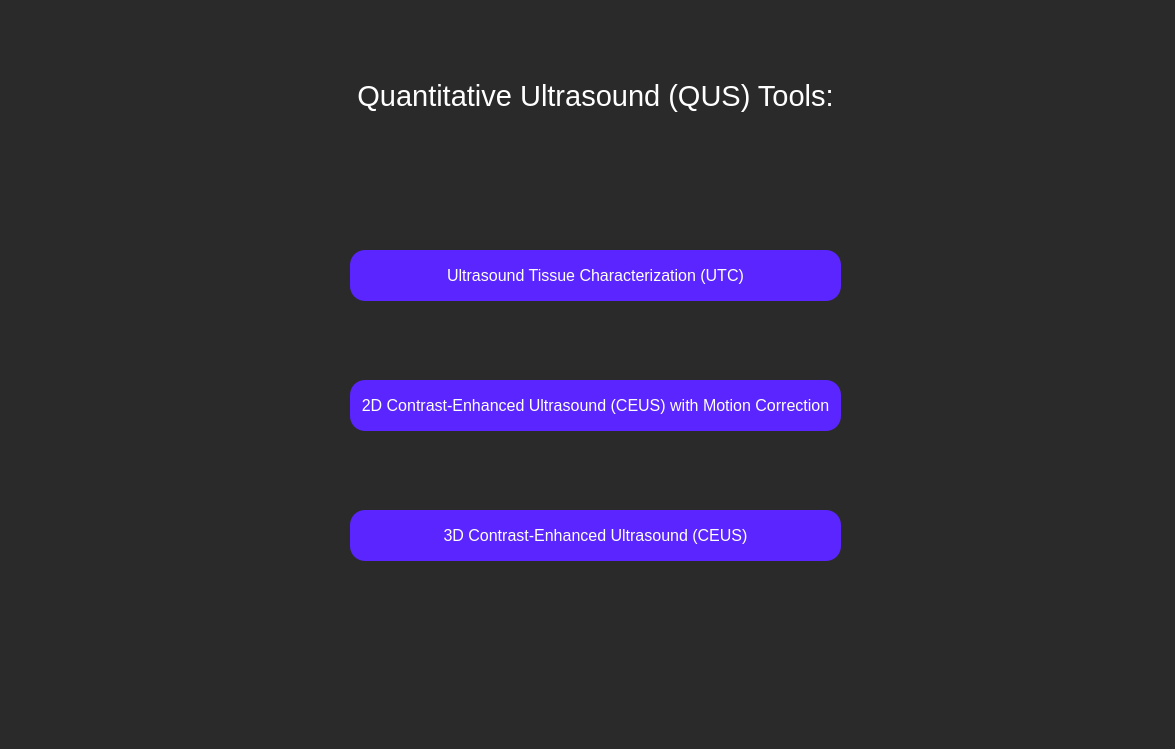
The window that welcome.ui (azifan/Qultra) describes before a commit, drawn with Qt 5.
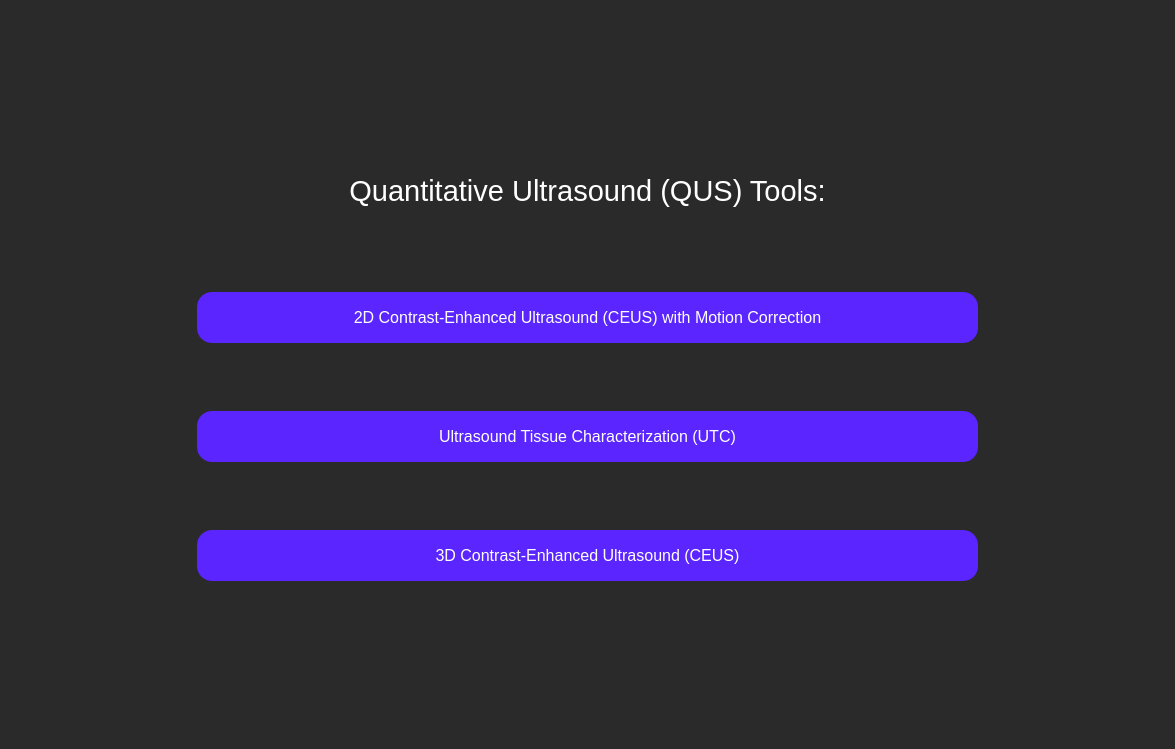
The same window after the commit.

```diff
--- a/welcome.ui
+++ b/welcome.ui
@@ -10,6 +10,12 @@
     <height>749</height>
    </rect>
   </property>
+  <property name="sizePolicy">
+   <sizepolicy hsizetype="Expanding" vsizetype="Expanding">
+    <horstretch>0</horstretch>
+    <verstretch>0</verstretch>
+   </sizepolicy>
+  </property>
   <property name="windowTitle">
    <string>QUS Tools</string>
   </property>
@@ -18,14 +24,41 @@
 	background: rgb(42, 42, 42);
 }</string>
   </property>
+  <widget class="QWidget" name="verticalLayoutWidget">
+   <property name="geometry">
+    <rect>
+     <x>-3</x>
+     <y>-5</y>
+     <width>1181</width>
+     <height>751</height>
+    </rect>
+   </property>
+   <layout class="QVBoxLayout" name="verticalLayout">
+    <property name="leftMargin">
+     <number>200</number>
+    </property>
+    <property name="topMargin">
+     <number>100</number>
+    </property>
+    <property name="rightMargin">
+     <number>200</number>
+    </property>
+    <property name="bottomMargin">
+     <number>100</number>
+    </property>
+    <item>
   <widget class="QLabel" name="qusLabel">
-   <property name="geometry">
-    <rect>
-     <x>350</x>
-     <y>30</y>
-     <width>491</width>
-     <height>131</height>
-    </rect>
+      <property name="sizePolicy">
+       <sizepolicy hsizetype="Preferred" vsizetype="Fixed">
+        <horstretch>0</horstretch>
+        <verstretch>0</verstretch>
+       </sizepolicy>
+      </property>
+      <property name="minimumSize">
+       <size>
+        <width>0</width>
+        <height>51</height>
+       </size>
    </property>
    <property name="styleSheet">
     <string notr="true">QLabel {
@@ -50,38 +83,14 @@
     <bool>true</bool>
    </property>
   </widget>
-  <widget class="QPushButton" name="utc2dButton">
-   <property name="geometry">
-    <rect>
-     <x>350</x>
-     <y>250</y>
-     <width>491</width>
-     <height>51</height>
-    </rect>
-   </property>
-   <property name="toolTip">
-    <string>&lt;html&gt;&lt;head/&gt;&lt;body&gt;&lt;p&gt;&lt;br/&gt;&lt;/p&gt;&lt;/body&gt;&lt;/html&gt;</string>
-   </property>
-   <property name="styleSheet">
-    <string notr="true">QPushButton {
-	color: white;
-	font-size: 16px;
-	background: rgb(90, 37, 255);
-	border-radius: 15px;
-}</string>
-   </property>
-   <property name="text">
-    <string>Ultrasound Tissue Characterization (UTC)</string>
-   </property>
-  </widget>
+    </item>
+    <item>
   <widget class="QPushButton" name="ceus2dButton">
-   <property name="geometry">
-    <rect>
-     <x>350</x>
-     <y>380</y>
-     <width>491</width>
+      <property name="minimumSize">
+       <size>
+        <width>0</width>
      <height>51</height>
-    </rect>
+       </size>
    </property>
    <property name="toolTip">
     <string>&lt;html&gt;&lt;head/&gt;&lt;body&gt;&lt;p&gt;&lt;br/&gt;&lt;/p&gt;&lt;/body&gt;&lt;/html&gt;</string>
@@ -98,14 +107,38 @@
     <string>2D Contrast-Enhanced Ultrasound (CEUS) with Motion Correction</string>
    </property>
   </widget>
+    </item>
+    <item>
+     <widget class="QPushButton" name="utc2dButton">
+      <property name="minimumSize">
+       <size>
+        <width>0</width>
+        <height>51</height>
+       </size>
+      </property>
+      <property name="toolTip">
+       <string>&lt;html&gt;&lt;head/&gt;&lt;body&gt;&lt;p&gt;&lt;br/&gt;&lt;/p&gt;&lt;/body&gt;&lt;/html&gt;</string>
+      </property>
+      <property name="styleSheet">
+       <string notr="true">QPushButton {
+	color: white;
+	font-size: 16px;
+	background: rgb(90, 37, 255);
+	border-radius: 15px;
+}</string>
+      </property>
+      <property name="text">
+       <string>Ultrasound Tissue Characterization (UTC)</string>
+      </property>
+     </widget>
+    </item>
+    <item>
   <widget class="QPushButton" name="ceus3dButton">
-   <property name="geometry">
-    <rect>
-     <x>350</x>
-     <y>510</y>
-     <width>491</width>
+      <property name="minimumSize">
+       <size>
+        <width>0</width>
      <height>51</height>
-    </rect>
+       </size>
    </property>
    <property name="toolTip">
     <string>&lt;html&gt;&lt;head/&gt;&lt;body&gt;&lt;p&gt;&lt;br/&gt;&lt;/p&gt;&lt;/body&gt;&lt;/html&gt;</string>
@@ -121,6 +154,9 @@
    <property name="text">
     <string>3D Contrast-Enhanced Ultrasound (CEUS)</string>
    </property>
+     </widget>
+    </item>
+   </layout>
   </widget>
  </widget>
  <resources/>
```
Lines whose indentation alone changed are shown as unchanged.
